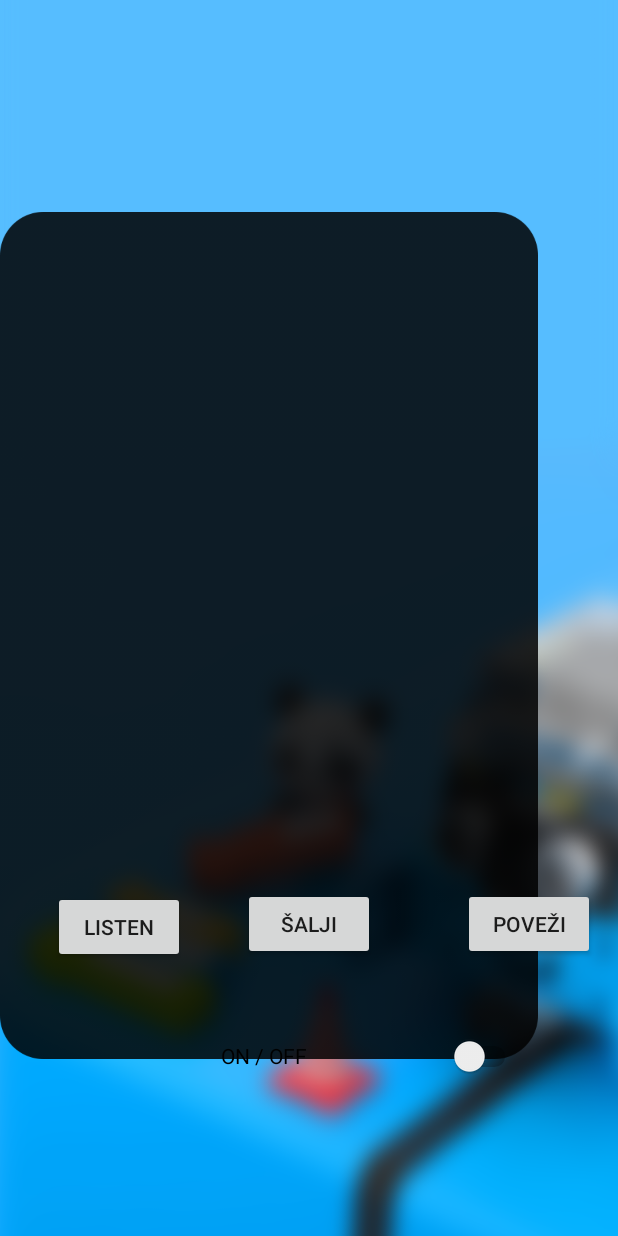
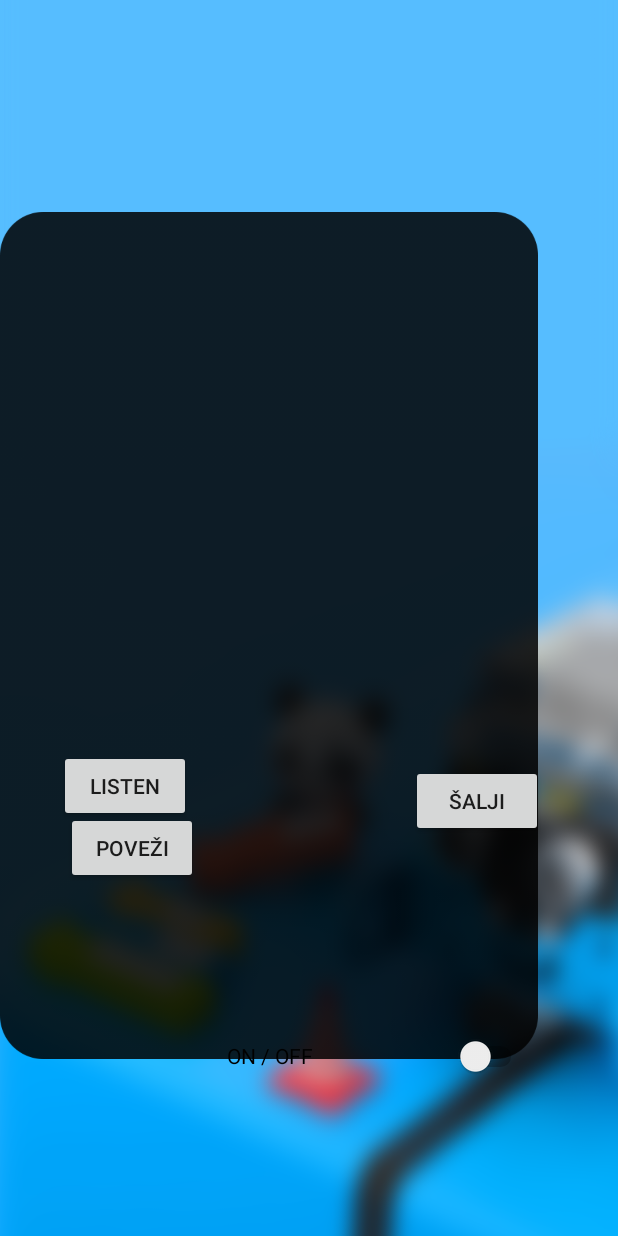
Before and after one commit to MazeSolverAIR/NJ3M, an Android app: the ConnectedDialog screen opened directly, with no data from a screen before it, after a tap on "ŠALJI", on a phone screen of 412 x 824 dp. Run offline under Robolectric (Android 15) with nearby library versions, the phone set to English and light mode, and no system bars; 3 statements that could not run were skipped.

Commit message:
Osposobljena komunikacija nakon konflikata

```diff
--- a/AndroidMazeSolver1/app/src/main/java/hr/foi/nj3m/androidmazesolver1/ConnectedDialog.java
+++ b/AndroidMazeSolver1/app/src/main/java/hr/foi/nj3m/androidmazesolver1/ConnectedDialog.java
@@ -74,8 +74,8 @@ public class ConnectedDialog extends AppCompatActivity {
         btnSendControl.setOnClickListener(new View.OnClickListener() {
             @Override
             public void onClick(View v) {
-
-                /*MBotPathFinder finder = MBotPathFinder.createInstance();
+                /*
+                MBotPathFinder finder = MBotPathFinder.createInstance();
 
                 List<CommandsToMBot> listaNaredbi = finder.TestMethod();
 
@@ -95,7 +95,7 @@ public class ConnectedDialog extends AppCompatActivity {
                 }
                 ListOfDevices.iRobotMessenger.sendCommand("Over", bluetoothSocket);
 
-                /*for (CommandsToMBot naredba:listaNaredbi)
+                for (CommandsToMBot naredba:listaNaredbi)
                 {
                     String stringNaredba = CommandsToMBotController.getStringFromComandEnum(naredba);
                     ListOfDevices.iRobotMessenger.sendCommand(stringNaredba, bluetoothSocket);
@@ -107,8 +107,22 @@ public class ConnectedDialog extends AppCompatActivity {
                         e.printStackTrace();
                     }
                 }*/
+
                 String string = "RotateLeft";
-                sendReceive.write(string.getBytes());
+                sendReceive.write("RotateLeft".getBytes());
+                try {
+                    sleep(35);
+                } catch (InterruptedException e) {
+                    e.printStackTrace();
+                }
+                sendReceive.write("RunMotors".getBytes());
+                try {
+                    sleep(35);
+                } catch (InterruptedException e) {
+                    e.printStackTrace();
+                }
+                sendReceive.write("Over".getBytes());
+
                 Log.d("Poslana poruka: ", string);
                 Toast.makeText(getApplicationContext(), string, Toast.LENGTH_LONG).show();
             }
--- a/AndroidMazeSolver1/app/src/main/res/layout/activity_connected_dialog.xml
+++ b/AndroidMazeSolver1/app/src/main/res/layout/activity_connected_dialog.xml
@@ -15,8 +15,8 @@
         android:layout_height="wrap_content"
         android:layout_alignParentStart="true"
         android:layout_alignParentTop="true"
-        android:layout_marginStart="35dp"
-        android:layout_marginTop="594dp"
+        android:layout_marginStart="39dp"
+        android:layout_marginTop="500dp"
         android:text="Listen" />
 
     <Button
@@ -25,17 +25,18 @@
         android:layout_height="wrap_content"
         android:layout_alignParentTop="true"
         android:layout_alignParentEnd="true"
-        android:layout_marginTop="592dp"
-        android:layout_marginEnd="15dp"
+        android:layout_marginTop="541dp"
+        android:layout_marginEnd="280dp"
         android:text="Poveži" />
 
     <Button
         android:id="@+id/btnSendControl"
         android:layout_width="wrap_content"
         android:layout_height="wrap_content"
+        android:layout_alignParentStart="true"
         android:layout_alignParentTop="true"
-        android:layout_centerHorizontal="true"
-        android:layout_marginTop="592dp"
+        android:layout_marginStart="274dp"
+        android:layout_marginTop="510dp"
         android:text="Šalji" />
 
     <ImageView
```
Also changed, not shown: 3 other files.
